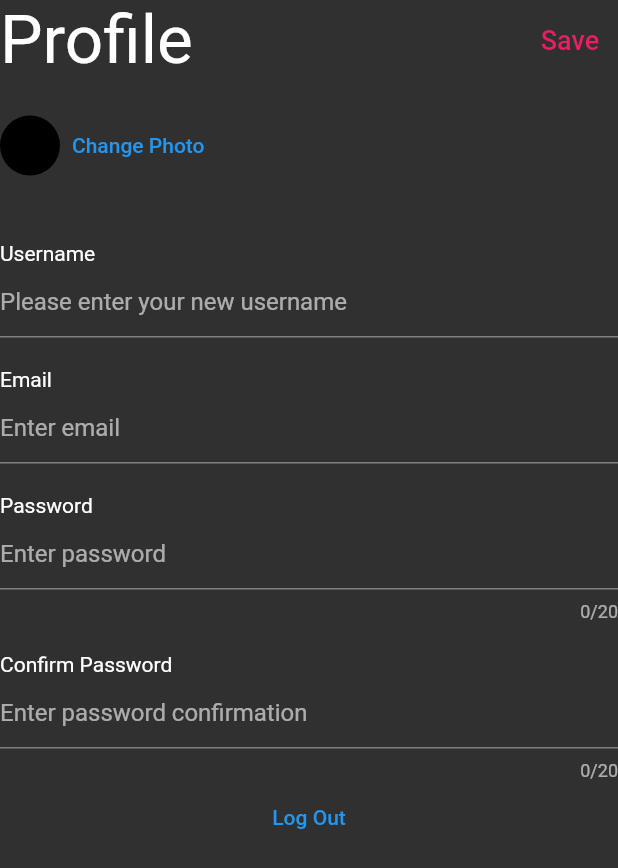
After one commit to kamilgeagea/hope-uoft-hacks-2022, a Flutter app: the Profile screen opened directly, on a phone screen of 412 x 824 dp. The commit adds this screen. Shown: the top 868 px of the screen. Run offline on Flutter 3.47's test engine with Material 2 defaults, Android fonts, the phone set to English and light mode, and no system bars; our stand-ins replace firebase_auth, firebase_core, firebase_database; accounts and stored records are empty.

Commit message:
Added some logistics for firebase integration... Mainly extra libraries in pubspec but also a user model and a file that works with user/authentication data... have yet to test the exact look of the profile screen because i stopped to try and allow it to be accessed first

```diff
--- /dev/null
+++ b/client/lib/models/user_model.dart
@@ -0,0 +1,11 @@
+class UserModel {
+  final String profileImageUrl;
+  final String userName;
+  final String email;
+
+  UserModel({
+    required this.profileImageUrl,
+    required this.userName,
+    required this.email,
+  });
+}
--- /dev/null
+++ b/client/lib/pages/home/profile.dart
@@ -0,0 +1,159 @@
+import 'package:flutter/material.dart';
+
+class Profile extends StatefulWidget {
+  const Profile({Key? key}) : super(key: key);
+
+  @override
+  _ProfileState createState() => _ProfileState();
+}
+
+class _ProfileState extends State<Profile> {
+  final _formKey = GlobalKey<FormState>();
+
+  String username = "";
+  String email = "";
+  String password = "";
+  String passwordTwo = "";
+
+  @override
+  Widget build(BuildContext context) {
+    return Scaffold(
+      body: SingleChildScrollView(
+        child: Container(
+          child: Column(
+            children: [
+              Row(
+                children: [
+                  Align(
+                    alignment: Alignment.centerLeft,
+                    child: Text(
+                      "Profile",
+                      style: TextStyle(fontSize: 45),
+                    ),
+                  ),
+                  Align(
+                    alignment: Alignment.centerRight,
+                    child: TextButton(
+                        onPressed: () {},
+                        child: Text(
+                          "Save",
+                          style: TextStyle(color: Colors.pink, fontSize: 18),
+                        )),
+                  )
+                ],
+                mainAxisAlignment: MainAxisAlignment.spaceBetween,
+              ),
+              SizedBox(
+                height: 20,
+              ),
+              Row(
+                children: [
+                  CircleAvatar(),
+                  TextButton(
+                    onPressed: () {},
+                    child: Text("Change Photo"),
+                  ),
+                ],
+              ),
+              SizedBox(
+                height: 40,
+              ),
+              Form(
+                child: Column(
+                  children: [
+                    Align(
+                      alignment: Alignment.centerLeft,
+                      child: Text("Username"),
+                    ),
+                    TextFormField(
+                      initialValue: username,
+                      decoration: InputDecoration(
+                        hintText: "Please enter your new username",
+                      ),
+                      validator: (value) => (value?.isEmpty ?? true)
+                          ? "Please enter your new username"
+                          : null,
+                      onChanged: (val) => setState(() {
+                        username = val;
+                      }),
+                    ),
+                    SizedBox(
+                      height: 20,
+                    ),
+                    Align(
+                      alignment: Alignment.centerLeft,
+                      child: Text("Email"),
+                    ),
+                    TextFormField(
+                      initialValue: email,
+                      decoration: InputDecoration(hintText: "Enter email"),
+                      validator: (value) => ((value?.isEmpty ?? true) ||
+                              !(value ?? '').contains(new RegExp(r'[@]'))
+                          ? 'Please enter a valid email address'
+                          : null),
+                      onChanged: (val) => setState(() {
+                        email = val;
+                      }),
+                    ),
+                    SizedBox(
+                      height: 20,
+                    ),
+                    Align(
+                      alignment: Alignment.centerLeft,
+                      child: Text("Password"),
+                    ),
+                    TextFormField(
+                      decoration: InputDecoration(hintText: "Enter password"),
+                      validator: (value) => ((value?.isEmpty ?? true) ||
+                              (value?.length ?? 1) < 7 ||
+                              !(value ?? '').contains(new RegExp(r'[0-9]')))
+                          ? (value?.length ?? 1) < 7
+                              ? 'Ensure your password is at least 7 characters.'
+                              : 'Please ensure your password contains a numeric digit.'
+                          : ((value?.length ?? 1) > 20)
+                              ? 'Your password cannot be longer than 20 characters'
+                              : null,
+                      obscureText: true,
+                      maxLength: 20,
+                      onChanged: (val) => setState(() {
+                        password = val;
+                      }),
+                    ),
+                    SizedBox(
+                      height: 20,
+                    ),
+                    Align(
+                      alignment: Alignment.centerLeft,
+                      child: Text("Confirm Password"),
+                    ),
+                    TextFormField(
+                      decoration: InputDecoration(
+                          hintText: "Enter password confirmation"),
+                      validator: (value) => ((value?.isEmpty ?? true) ||
+                              ((value ?? "0") != password))
+                          ? 'Please ensure your two passwords match.'
+                          : null,
+                      obscureText: true,
+                      maxLength: 20,
+                      onChanged: (val) => setState(() {
+                        passwordTwo = val;
+                      }),
+                    ),
+                  ],
+                ),
+                key: _formKey,
+              ),
+              Align(
+                alignment: Alignment.center,
+                child: TextButton(
+                  child: Text("Log Out"),
+                  onPressed: () {},
+                ),
+              )
+            ],
+          ),
+        ),
+      ),
+    );
+  }
+}
--- /dev/null
+++ b/client/lib/pages/wrapper.dart
@@ -0,0 +1,30 @@
+import 'package:client/pages/auth/sign_in.dart';
+import 'package:client/pages/auth/sign_up.dart';
+import 'package:client/pages/home/profile.dart';
+import 'package:flutter/material.dart';
+
+import 'launch.dart';
+
+//MANAGES STATES SUCH AS AUTHENTICATION AND IF THE USER MOVES TO A DIFFERENT SCREEN, FASTER AND MORE RESPONSIVE
+//THAN THE USUAL NAVIGATOR PUSH/PULL
+//ONLY DOWNSIDE IS THAT IT DOESN'T PUSH ON TOP OF AND CAN ONLY REPLACE
+//SO U CAN'T UNDO ITS MOVEMENT
+
+class Wrapper extends StatelessWidget {
+  const Wrapper({Key? key}) : super(key: key);
+
+  @override
+  Widget build(BuildContext context) {
+    return MaterialApp(
+      initialRoute: '/',
+      theme: ThemeData.dark(),
+      debugShowCheckedModeBanner: false,
+      routes: {
+        '/': (context) => Launch(),
+        '/sign_in': (context) => SignIn(),
+        '/sign_up': (context) => SignUp(),
+        '/profile': (context) => Profile(),
+      },
+    );
+  }
+}
--- /dev/null
+++ b/client/lib/services/auth_service.dart
@@ -0,0 +1,73 @@
+import 'package:client/models/user_model.dart';
+import 'package:firebase_auth/firebase_auth.dart';
+import 'package:firebase_database/firebase_database.dart';
+
+class AuthService {
+  FirebaseAuth auth = FirebaseAuth.instance;
+  FirebaseDatabase database = FirebaseDatabase.instance;
+
+  UserModel? _userFromFirebaseUser(User? user) {
+    return user != null
+        ? UserModel(userName: '', profileImageUrl: '', email: '')
+        : null;
+  }
+
+  Stream<UserModel?> get user {
+    return auth.authStateChanges().map(_userFromFirebaseUser);
+  }
+
+  Future signIn(String email, String password) async {
+    try {
+      User user = (await auth.signInWithEmailAndPassword(
+          email: email, password: password)) as User;
+
+      _userFromFirebaseUser(user);
+    } on FirebaseAuthException catch (e) {
+      if (e.code == 'weak-password') {
+        print('The password provided is too weak.');
+      } else if (e.code == 'email-already-in-use') {
+        print('The account already exists for that email.');
+      }
+    } catch (e) {
+      print(e);
+    }
+  }
+
+  Future signUp(String username, String email, String password) async {
+    //String emailTwo = email;
+    //SINCE WE SIGN IN WITH USERNAME IN ORDER TO WORK WITH FIREBASE AUTH
+    //WE HAVE TO APPEND A FAKE DOMAIN TO THE USERNAME TO CREATE A 'EMAIL' BECAUSE
+    //FIREBASE AUTH HATES USERNAMES
+    try {
+      UserCredential user = await auth.createUserWithEmailAndPassword(
+          email: username + "@hope.com", password: password);
+      DatabaseReference ref =
+          FirebaseDatabase.instance.ref("users/" + username);
+
+      await ref.set({
+        'username': username,
+        'email': email,
+        'profileImageUrl': '',
+      });
+
+      _userFromFirebaseUser(user.user);
+    } on FirebaseAuthException catch (e) {
+      if (e.code == 'weak-password') {
+        print('The password provided is too weak.');
+      } else if (e.code == 'email-already-in-use') {
+        print('The account already exists for that email.');
+      }
+    } catch (e) {
+      print(e);
+    }
+  }
+
+  Future signOut() async {
+    try {
+      return await auth.signOut();
+    } catch (e) {
+      print(e.toString());
+      return null;
+    }
+  }
+}
--- a/client/pubspec.yaml
+++ b/client/pubspec.yaml
@@ -34,6 +34,12 @@ dependencies:
   # The following adds the Cupertino Icons font to your application.
   # Use with the CupertinoIcons class for iOS style icons.
   cupertino_icons: ^1.0.2
+  firebase_auth: ^3.3.6
+  cloud_firestore: ^3.1.7
+  cloud_functions: ^3.2.6
+  firebase_crashlytics: ^2.5.0
+  firebase_core: ^1.12.0
+  firebase_database: ^9.0.6
 
 dev_dependencies:
   flutter_test:
```
Also changed, not shown: client/lib/main.dart (+7 -3 lines), client/lib/pages/auth/sign_up.dart (+10 -2 lines), client/pubspec.lock, 8 other files.
